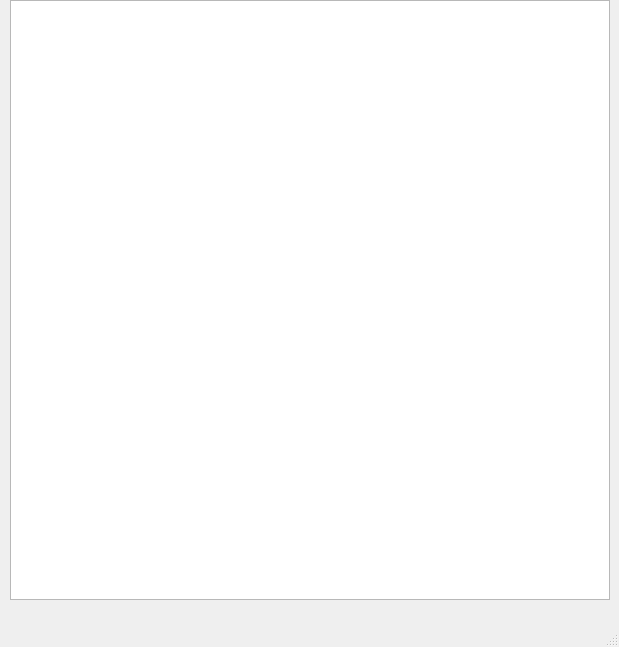
Qt form src/2d_collisions/mainwindow.ui (fairay/2D-Collision-detection) before a commit.
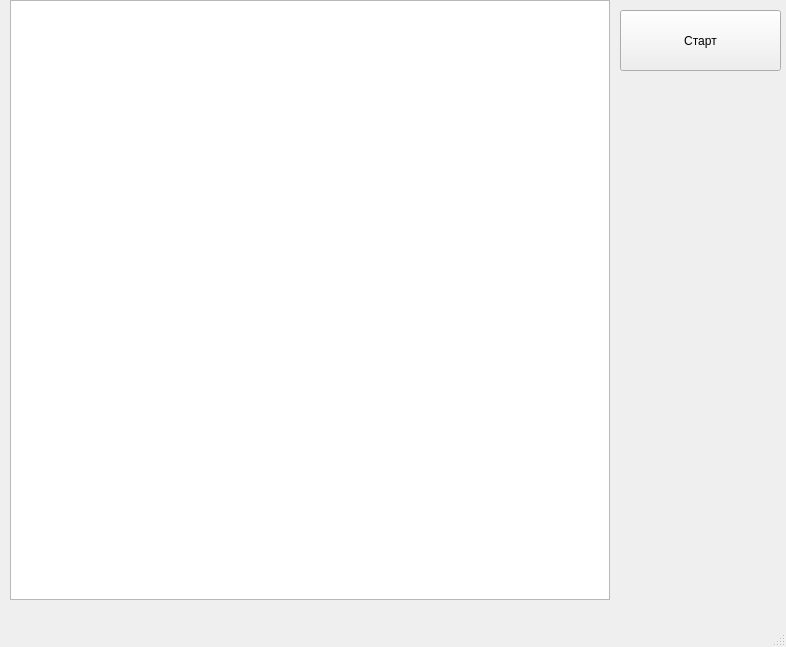
The same form after that commit.

```diff
--- a/src/2d_collisions/mainwindow.ui
+++ b/src/2d_collisions/mainwindow.ui
@@ -6,7 +6,7 @@
    <rect>
     <x>0</x>
     <y>0</y>
-    <width>619</width>
+    <width>786</width>
     <height>647</height>
    </rect>
   </property>
@@ -24,6 +24,19 @@
      </rect>
     </property>
    </widget>
+   <widget class="QPushButton" name="startButton">
+    <property name="geometry">
+     <rect>
+      <x>620</x>
+      <y>10</y>
+      <width>161</width>
+      <height>61</height>
+     </rect>
+    </property>
+    <property name="text">
+     <string>Старт</string>
+    </property>
+   </widget>
   </widget>
   <widget class="QMenuBar" name="menubar">
    <property name="geometry">
```
Left out of the diff: 2 changed lines with no effect on the pictures.
